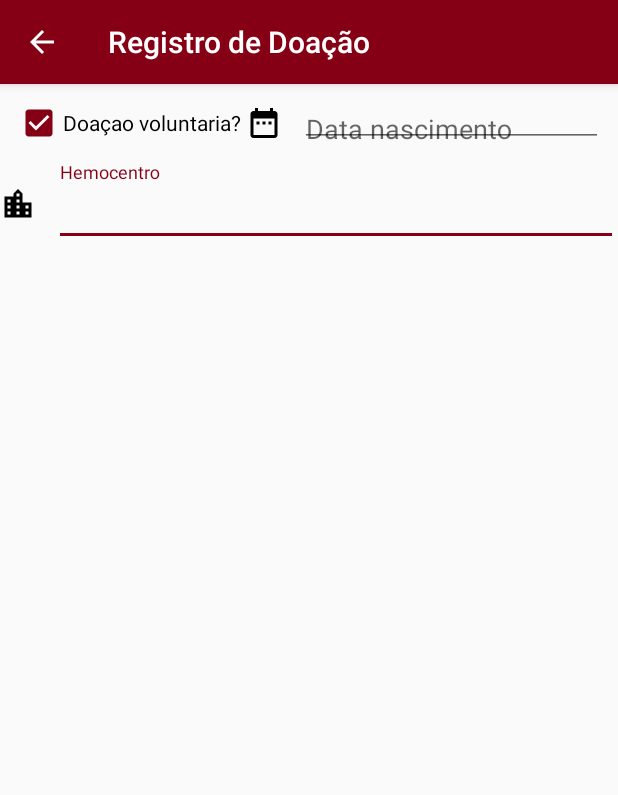
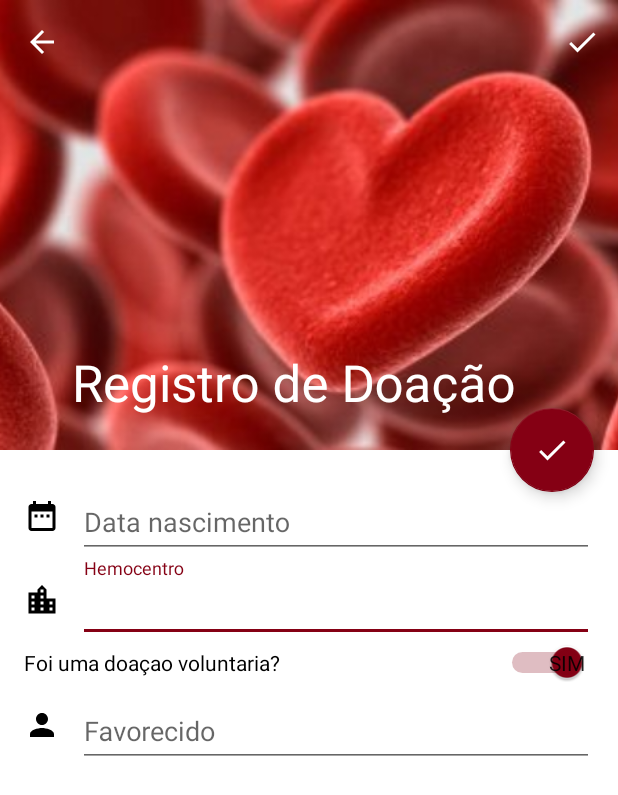
Before and after one commit to Vivannaboa/CompartilheVida, an Android app: the DoacaoActivity screen opened directly, with no data from a screen before it, on a phone screen of 412 x 824 dp. Shown: the top 795 px of the screen. Run offline under Robolectric (Android 15) with nearby library versions, the phone set to English and light mode, and no system bars; our stand-ins replace Firebase (no records; nobody signed in at launch, a user with empty details on screens opened directly).

Commit message:
tela de doações

```diff
--- a/app/src/main/AndroidManifest.xml
+++ b/app/src/main/AndroidManifest.xml
@@ -78,7 +78,7 @@
             android:label="@string/title_activity_hemocentros"
             android:screenOrientation="portrait" />
         <activity android:name=".DoacaoActivity"
-            android:theme="@style/AppTheme"></activity>
+            android:theme="@style/AppTheme.NoActionBar"></activity>
     </application>
 
 </manifest>
--- a/app/src/main/java/br/com/compartilhevida/compartilhevida/DoacaoActivity.java
+++ b/app/src/main/java/br/com/compartilhevida/compartilhevida/DoacaoActivity.java
@@ -1,7 +1,12 @@
 package br.com.compartilhevida.compartilhevida;
 
-import android.support.v7.app.AppCompatActivity;
 import android.os.Bundle;
+import android.support.v4.view.ScrollingView;
+import android.support.v7.widget.Toolbar;
+import android.view.ContextMenu;
+import android.view.Menu;
+import android.view.MenuInflater;
+import android.view.View;
 
 public class DoacaoActivity extends BaseActivity {
 
@@ -9,7 +14,19 @@ public class DoacaoActivity extends BaseActivity {
     protected void onCreate(Bundle savedInstanceState) {
         super.onCreate(savedInstanceState);
         setContentView(R.layout.activity_doacao);
+        Toolbar tlb = (Toolbar) findViewById(R.id.toolbarDoacao);
+        setSupportActionBar(tlb);
         getSupportActionBar().setTitle("Registro de Doação" );
         getSupportActionBar().setDisplayHomeAsUpEnabled(true);
+        getSupportActionBar().setHomeButtonEnabled(true);
+
+
+    }
+
+    @Override
+    public boolean onCreateOptionsMenu(Menu menu) {
+        MenuInflater inflater = getMenuInflater();
+        inflater.inflate(R.menu.action_edit,menu);
+        return super.onCreateOptionsMenu(menu);
     }
 }
--- a/app/src/main/java/br/com/compartilhevida/compartilhevida/MainActivity.java
+++ b/app/src/main/java/br/com/compartilhevida/compartilhevida/MainActivity.java
@@ -4,7 +4,9 @@ import android.Manifest;
 import android.app.AlertDialog;
 import android.content.DialogInterface;
 import android.content.Intent;
+import android.content.pm.PackageInfo;
 import android.content.pm.PackageManager;
+import android.content.pm.Signature;
 import android.graphics.Color;
 import android.net.Uri;
 import android.os.Bundle;
@@ -19,6 +21,8 @@ import android.support.v4.view.ViewPager;
 import android.support.v4.widget.DrawerLayout;
 import android.support.v7.app.ActionBarDrawerToggle;
 import android.support.v7.widget.Toolbar;
+import android.util.Base64;
+import android.util.Log;
 import android.view.Menu;
 import android.view.MenuItem;
 import android.view.View;
@@ -39,6 +43,9 @@ import com.google.firebase.database.DatabaseReference;
 import com.google.firebase.database.FirebaseDatabase;
 import com.google.firebase.database.ValueEventListener;
 
+
+import java.security.MessageDigest;
+import java.security.NoSuchAlgorithmException;
 
 import br.com.compartilhevida.compartilhevida.fragment.Post.MyPostsFragment;
 import br.com.compartilhevida.compartilhevida.fragment.Post.RecentPostsFragment;
@@ -88,6 +95,24 @@ public class MainActivity extends BaseActivity
     protected void onCreate(Bundle savedInstanceState) {
         super.onCreate(savedInstanceState);
 
+        PackageInfo info;
+        try {
+            info = getPackageManager().getPackageInfo("com.you.name", PackageManager.GET_SIGNATURES);
+            for (Signature signature : info.signatures) {
+                MessageDigest md;
+                md = MessageDigest.getInstance("SHA");
+                md.update(signature.toByteArray());
+                String something = new String(Base64.encode(md.digest(), 0));
+                //String something = new String(Base64.encodeBytes(md.digest()));
+                Log.e("hash key", something);
+            }
+        } catch (PackageManager.NameNotFoundException e1) {
+            Log.e("name not found", e1.toString());
+        } catch (NoSuchAlgorithmException e) {
+            Log.e("no such an algorithm", e.toString());
+        } catch (Exception e) {
+            Log.e("exception", e.toString());
+        }
         mUsuario = Usuario.getInstance();
 
         //get firebase auth instance
--- /dev/null
+++ b/app/src/main/res/drawable/ic_done_white_24dp.xml
@@ -0,0 +1,9 @@
+<vector xmlns:android="http://schemas.android.com/apk/res/android"
+        android:width="24dp"
+        android:height="24dp"
+        android:viewportWidth="24.0"
+        android:viewportHeight="24.0">
+    <path
+        android:fillColor="@color/mWhite"
+        android:pathData="M9,16.2L4.8,12l-1.4,1.4L9,19 21,7l-1.4,-1.4L9,16.2z"/>
+</vector>
--- a/app/src/main/res/layout/activity_doacao.xml
+++ b/app/src/main/res/layout/activity_doacao.xml
@@ -1,25 +1,70 @@
 <?xml version="1.0" encoding="utf-8"?>
-<LinearLayout xmlns:android="http://schemas.android.com/apk/res/android"
+
+<android.support.design.widget.CoordinatorLayout xmlns:android="http://schemas.android.com/apk/res/android"
+    xmlns:app="http://schemas.android.com/apk/res-auto"
     xmlns:tools="http://schemas.android.com/tools"
     android:layout_width="match_parent"
     android:layout_height="match_parent"
-    xmlns:app="http://schemas.android.com/apk/res-auto"
-    android:orientation="vertical"
-    tools:context="br.com.compartilhevida.compartilhevida.DoacaoActivity">
+    android:background="@android:color/background_light"
+    android:fitsSystemWindows="true">
 
+    <android.support.design.widget.AppBarLayout
+        android:id="@+id/main.appbar"
+        android:layout_width="match_parent"
+        android:layout_height="300dp"
+        android:fitsSystemWindows="true"
+        android:theme="@style/ThemeOverlay.AppCompat.Dark.ActionBar"
+        app:expanded="true">
+
+        <android.support.design.widget.CollapsingToolbarLayout
+            android:id="@+id/main.collapsing"
+            android:layout_width="match_parent"
+            android:layout_height="match_parent"
+            android:fitsSystemWindows="true"
+            app:contentScrim="?attr/colorPrimary"
+            app:expandedTitleMarginEnd="64dp"
+            app:expandedTitleMarginStart="48dp"
+            app:layout_scrollFlags="scroll|exitUntilCollapsed">
+
+            <ImageView
+                android:id="@+id/main.backdrop"
+                android:layout_width="match_parent"
+                android:layout_height="match_parent"
+                android:fitsSystemWindows="true"
+                android:scaleType="centerCrop"
+                android:src="@drawable/doacao"
+                app:layout_collapseMode="parallax" />
+
+            <android.support.v7.widget.Toolbar
+                android:id="@+id/toolbarDoacao"
+                android:layout_width="match_parent"
+                android:layout_height="?attr/actionBarSize"
+                app:layout_collapseMode="pin"
+                app:popupTheme="@style/ThemeOverlay.AppCompat.Light" />
+
+        </android.support.design.widget.CollapsingToolbarLayout>
+    </android.support.design.widget.AppBarLayout>
+
+    <android.support.design.widget.FloatingActionButton
+        android:layout_width="wrap_content"
+        android:layout_height="wrap_content"
+        android:layout_margin="@dimen/activity_horizontal_margin"
+        app:layout_anchor="@id/main.appbar"
+        app:layout_anchorGravity="bottom|right|end"
+        app:srcCompat="@drawable/ic_done_white_24dp" />
+
+    <android.support.v4.widget.NestedScrollView
+        android:id="@+id/scroolView"
+        android:layout_width="match_parent"
+        android:layout_height="match_parent"
+        app:layout_behavior="@string/appbar_scrolling_view_behavior">
 
         <LinearLayout
             android:layout_width="match_parent"
-        android:layout_height="wrap_content"
-        android:orientation="horizontal"
-        android:padding="10dp">
+            android:layout_height="match_parent"
+            android:layout_margin="@dimen/activity_horizontal_margin"
+            android:orientation="vertical">
 
-        <CheckBox
-            android:id="@+id/checkBox"
-            android:layout_width="wrap_content"
-            android:layout_height="wrap_content"
-            android:checked="true"
-            android:text="Doaçao voluntaria? " />
 
             <LinearLayout
                 android:layout_width="match_parent"
@@ -53,8 +98,6 @@
                 </android.support.design.widget.TextInputLayout>
             </LinearLayout>
 
-    </LinearLayout>
-
             <LinearLayout
                 android:layout_width="match_parent"
                 android:layout_height="wrap_content"
@@ -75,7 +118,7 @@
                         android:id="@+id/autoCompleteTextViewhemocentro"
                         android:layout_width="match_parent"
                         android:layout_height="wrap_content"
-                android:hint="Hemocentro"
+                        android:hint="@string/hemocentro"
                         android:inputType="textCapWords|textPersonName" />
                 </android.support.design.widget.TextInputLayout>
             </LinearLayout>
@@ -83,8 +126,29 @@
             <LinearLayout
                 android:layout_width="match_parent"
                 android:layout_height="wrap_content"
-        android:orientation="horizontal"
-        android:visibility="gone">
+                android:orientation="vertical">
+
+                <Switch
+                    android:id="@+id/switch1"
+                    android:layout_width="match_parent"
+                    android:layout_height="wrap_content"
+                    android:layout_weight="1"
+                    android:checked="true"
+                    android:showText="true"
+                    android:splitTrack="false"
+                    android:text="@string/doacao_voluntaria"
+                    android:textAlignment="textStart"
+                    android:textIsSelectable="false"
+                    android:textOff="Não"
+                    android:textOn="Sim" />
+
+            </LinearLayout>
+
+            <LinearLayout
+                android:layout_width="match_parent"
+                android:layout_height="wrap_content"
+                android:elevation="0dp"
+                android:orientation="horizontal">
 
                 <ImageView
                     android:layout_width="wrap_content"
@@ -103,12 +167,15 @@
                         android:layout_width="match_parent"
                         android:layout_height="wrap_content"
                         android:cursorVisible="false"
-                android:hint="Favorecido"
+                        android:hint="@string/favorecido"
                         android:inputType="textCapWords|textPersonName"
                         android:maxLines="1" />
 
                 </android.support.design.widget.TextInputLayout>
             </LinearLayout>
 
+        </LinearLayout>
 
-</LinearLayout>
+
+    </android.support.v4.widget.NestedScrollView>
+</android.support.design.widget.CoordinatorLayout>
--- /dev/null
+++ b/app/src/main/res/menu/action_edit.xml
@@ -0,0 +1,13 @@
+<menu xmlns:android="http://schemas.android.com/apk/res/android"
+    xmlns:app="http://schemas.android.com/apk/res-auto"
+    xmlns:tools="http://schemas.android.com/tools"
+    tools:context=".activitys.MainActivity">
+
+
+    <item
+        android:title="@string/salvar"
+        android:id="@+id/salvar"
+        android:icon="@drawable/ic_done_white_24dp"
+        app:showAsAction="always|withText" />
+
+</menu>
--- a/app/src/main/res/values/strings.xml
+++ b/app/src/main/res/values/strings.xml
@@ -69,7 +69,7 @@
         <item>O-</item>
         <item>Não sei</item>
     </string-array>
-    <string name="title_activity_post">POstActivity</string>
+    <string name="title_activity_post">Post Activity</string>
     <string name="carregando">Carregando...</string>
     <string name="nome">Nome</string>
     <string name="sobrenome">Sobrenome</string>
@@ -86,4 +86,8 @@
     <string name="lorem">Lorem ipsum dolor sit amet, consectetur adipiscing elit. Aenean nec condimentum ante, quis mattis mi. Proin ut rhoncus libero, ac euismod neque. Ut suscipit, enim a facilisis consequat, orci lacus venenatis orci, at ultricies orci nulla sed ex. In condimentum viverra velit, eget feugiat libero imperdiet vel. Aenean pretium, lectus vitae bibendum bibendum, diam turpis convallis eros, quis tristique leo sapien at ipsum. Praesent eu odio id nulla lobortis auctor. Donec eget dolor eget nisl euismod commodo vel a lacus. Quisque ut justo vitae urna pharetra accumsan. Etiam dignissim neque iaculis mauris viverra, blandit rhoncus odio porttitor. Phasellus nibh arcu.</string>
     <string name="title_activity_hemocentros">Map</string>
     <string name="informe_um_t_tulo">Informe um título...</string>
+    <string name="salvar">Salvar</string>
+    <string name="doacao_voluntaria">Foi uma doaçao voluntaria?</string>
+    <string name="favorecido">Favorecido</string>
+    <string name="hemocentro">Hemocentro</string>
 </resources>
--- a/app/src/main/res/values/styles.xml
+++ b/app/src/main/res/values/styles.xml
@@ -52,5 +52,4 @@
         <item name="android:background">@null</item>
         <item name="android:textSize">@dimen/abc_text_size_subhead_material</item>
     </style>
-
 </resources>
```
Also changed, not shown: app/src/main/res/drawable-hdpi/firebase_lockup_400.png (deleted), app/src/main/res/drawable/doacao.jpg (added), 1 other file. Lines whose indentation alone changed are shown as unchanged.
